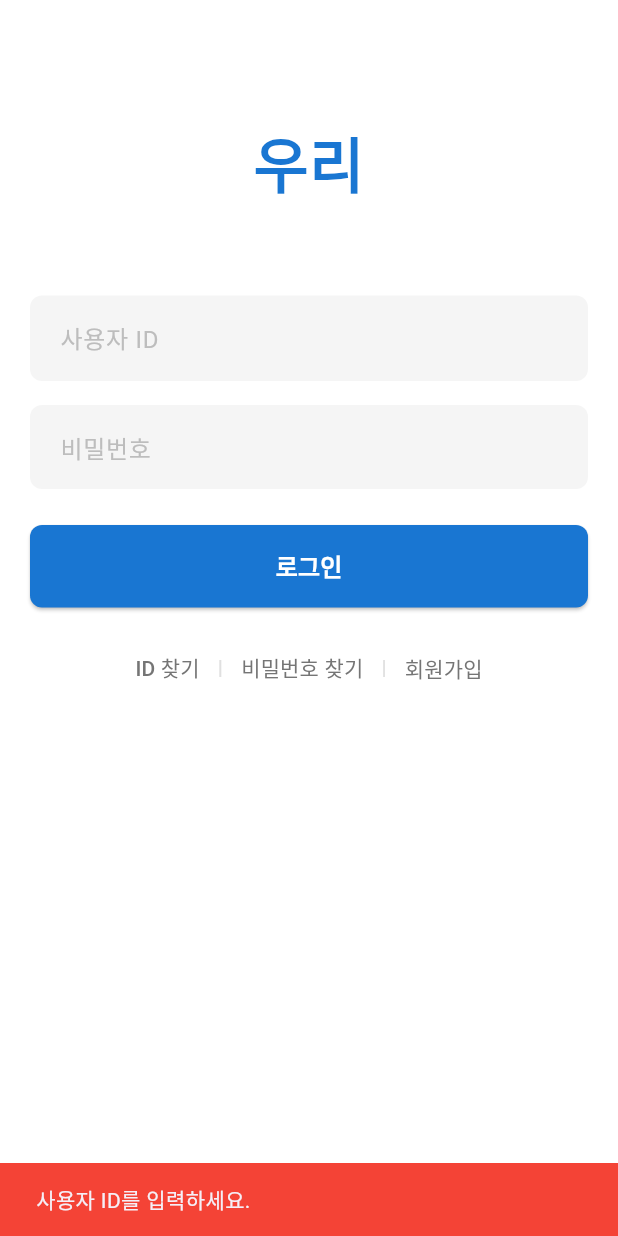
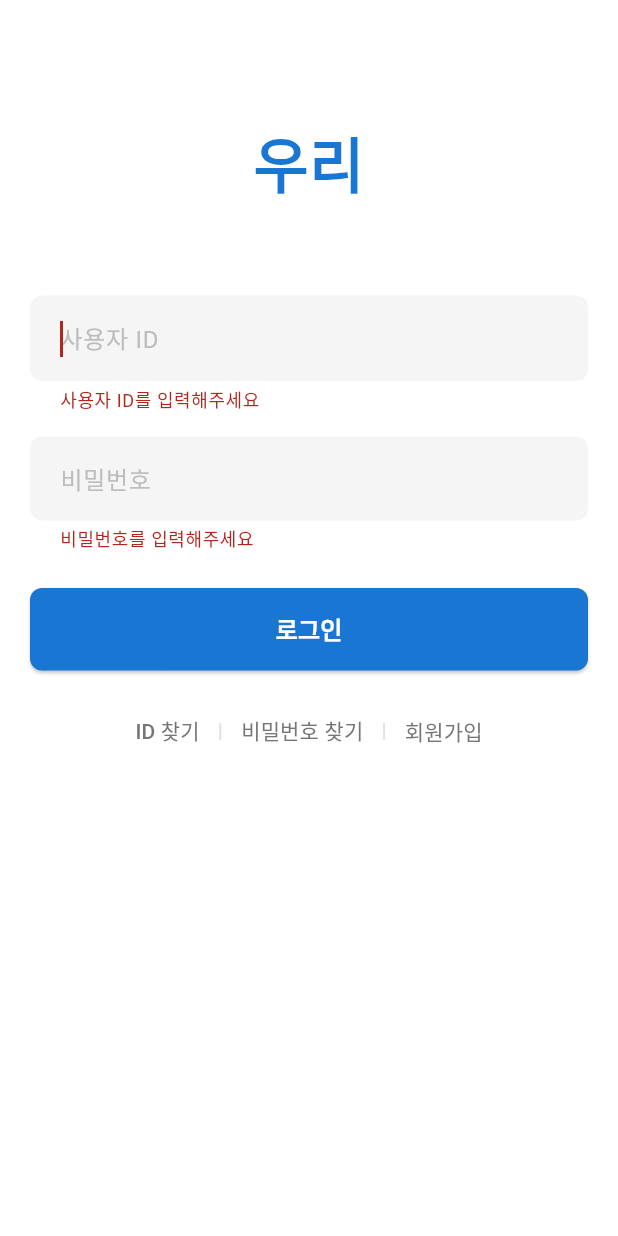
Before and after one commit to joopok/flutter_ai, a Flutter app: the LoginScreen screen opened directly, after a tap on "로그인", on a phone screen of 412 x 824 dp. Run offline on Flutter 3.47's test engine with Material 3 defaults, Android fonts, the light colour scheme and no system bars; our stand-ins replace flutter_riverpod, freezed_annotation, go_router, riverpod_annotation, shared_preferences, table_calendar; accounts and stored records are empty; generated files the repository leaves out were written again.

Commit message:
로그개션

```diff
--- a/lib/screens/consume_detail.dart
+++ b/lib/screens/consume_detail.dart
@@ -15,8 +15,10 @@ class ConsumeDetailScreen extends StatelessWidget {
       },
       child: Scaffold(
         appBar: AppBar(
+          backgroundColor: Colors.white,
+          elevation: 0,
           leading: IconButton(
-            icon: const Icon(Icons.arrow_back),
+            icon: const Icon(Icons.arrow_back, color: Colors.black87),
             onPressed: () => context.go('/consume'),
           ),
           title: const Text(
@@ -24,6 +26,7 @@ class ConsumeDetailScreen extends StatelessWidget {
             style: TextStyle(
               fontSize: 20,
               fontWeight: FontWeight.bold,
+              color: Colors.black87,
             ),
           ),
         ),
--- a/lib/screens/login_screen.dart
+++ b/lib/screens/login_screen.dart
@@ -2,34 +2,44 @@ import 'package:flutter/material.dart';
 import 'package:flutter_riverpod/flutter_riverpod.dart';
 import 'package:go_router/go_router.dart';
 import '../providers/auth_provider.dart';
-import 'home.dart';
 
-class LoginScreen extends ConsumerWidget {
+class LoginScreen extends ConsumerStatefulWidget {
   const LoginScreen({super.key});
 
   @override
-  Widget build(BuildContext context, WidgetRef ref) {
+  ConsumerState<LoginScreen> createState() => _LoginScreenState();
+}
+
+class _LoginScreenState extends ConsumerState<LoginScreen> {
+  final _idController = TextEditingController();
+  final _passwordController = TextEditingController();
+  final _formKey = GlobalKey<FormState>();
+
+  @override
+  void dispose() {
+    _idController.dispose();
+    _passwordController.dispose();
+    super.dispose();
+  }
+
+  @override
+  Widget build(BuildContext context) {
     final authState = ref.watch(authProvider);
-    final TextEditingController idController = TextEditingController();
-    final TextEditingController passwordController = TextEditingController();
 
-    // 로그인 성공시 홈 화면으로 이동
-    ref.listen(authProvider, (previous, next) {
-      if (next.isAuthenticated) {
-        if (context.mounted) {
-          context.go('/home');
-        } else {
-          print('context is not mounted');
-        }
-      }
-    });
+    // 이미 로그인된 상태라면 홈 화면으로 이동
+    if (authState.isAuthenticated) {
+      WidgetsBinding.instance.addPostFrameCallback((_) {
+        context.go('/');
+      });
+      return const SizedBox.shrink();
+    }
 
     return Scaffold(
-      backgroundColor: Colors.white,
       body: SafeArea(
-        child: SingleChildScrollView(  // 키보드가 올라올 때 화면 스크롤 가능하도록
-          child: Padding(
-            padding: const EdgeInsets.all(20.0),
+        child: Padding(
+          padding: const EdgeInsets.all(20.0),
+          child: Form(
+            key: _formKey,
             child: Column(
               crossAxisAlignment: CrossAxisAlignment.stretch,
               children: [
@@ -47,11 +57,14 @@ class LoginScreen extends ConsumerWidget {
                 ),
                 const SizedBox(height: 60),
                 // 입력 폼
-                TextField(
-                  controller: idController,
+                TextFormField(
+                  controller: _idController,
                   enabled: !authState.isLoading,
-                  keyboardType: TextInputType.emailAddress,
+                  autofocus: true,
+                  keyboardType: TextInputType.text,
                   textInputAction: TextInputAction.next,
+                  textCapitalization: TextCapitalization.none,
+                  autocorrect: false,
                   decoration: InputDecoration(
                     hintText: '사용자 ID',
                     hintStyle: TextStyle(color: Colors.grey[400]),
@@ -66,10 +79,16 @@ class LoginScreen extends ConsumerWidget {
                       vertical: 16,
                     ),
                   ),
+                  validator: (value) {
+                    if (value == null || value.isEmpty) {
+                      return '사용자 ID를 입력해주세요';
+                    }
+                    return null;
+                  },
                 ),
                 const SizedBox(height: 16),
-                TextField(
-                  controller: passwordController,
+                TextFormField(
+                  controller: _passwordController,
                   enabled: !authState.isLoading,
                   obscureText: true,
                   decoration: InputDecoration(
@@ -86,6 +105,15 @@ class LoginScreen extends ConsumerWidget {
                       vertical: 16,
                     ),
                   ),
+                  validator: (value) {
+                    if (value == null || value.isEmpty) {
+                      return '비밀번호를 입력해주세요';
+                    }
+                    if (value.length < 4) {
+                      return '비밀번호는 최소 4자 이상이어야 합니다';
+                    }
+                    return null;
+                  },
                 ),
                 const SizedBox(height: 24),
                 if (authState.errorMessage != null)
@@ -104,38 +132,13 @@ class LoginScreen extends ConsumerWidget {
                 ElevatedButton(
                   onPressed: authState.isLoading
                       ? null
-                      : () {
-                          if (idController.text.isEmpty) {
-                            ScaffoldMessenger.of(context).showSnackBar(
-                              const SnackBar(
-                                content: Text('사용자 ID를 입력하세요.'),
-                                backgroundColor: Colors.red,
-                              ),
-                            );
-                            return;
+                      : () async {
+                          if (_formKey.currentState!.validate()) {
+                            await ref.read(authProvider.notifier).login(
+                                  _idController.text,
+                                  _passwordController.text,
+                                );
                           }
-                          if (passwordController.text.isEmpty) {
-                            ScaffoldMessenger.of(context).showSnackBar(
-                              const SnackBar(
-                                content: Text('비밀번호를 입력하세요.'),
-                                backgroundColor: Colors.red,
-                              ),
-                            );
-                            return;
-                          }
-                          if (passwordController.text.length < 4) {
-                            ScaffoldMessenger.of(context).showSnackBar(
-                              const SnackBar(
-                                content: Text('비밀번호는 최소 4자 이상입니다.'),
-                                backgroundColor: Colors.red,
-                              ),
-                            );
-                            return;
-                          }
-                          ref.read(authProvider.notifier).login(
-                                idController.text,
-                                passwordController.text,
-                              );
                         },
                   style: ElevatedButton.styleFrom(
                     backgroundColor: Colors.blue[700],
@@ -146,8 +149,8 @@ class LoginScreen extends ConsumerWidget {
                   ),
                   child: authState.isLoading
                       ? const SizedBox(
+                          width: 20,
                           height: 20,
-                          width: 20,
                           child: CircularProgressIndicator(
                             strokeWidth: 2,
                             valueColor:
```
Also changed, not shown: lib/main.dart (+14 -3 lines), lib/providers/auth_provider.dart (+74 -5 lines), lib/screens/consume.dart (+22 -4 lines), lib/screens/favor.dart (+23 -5 lines), lib/screens/home.dart (+79 -19 lines), lib/screens/home_screen.dart (deleted, +0 -22 lines), pubspec.yaml (+11 -10 lines), lib/providers/auth_provider.freezed.dart, pubspec.lock, 1 other file.
